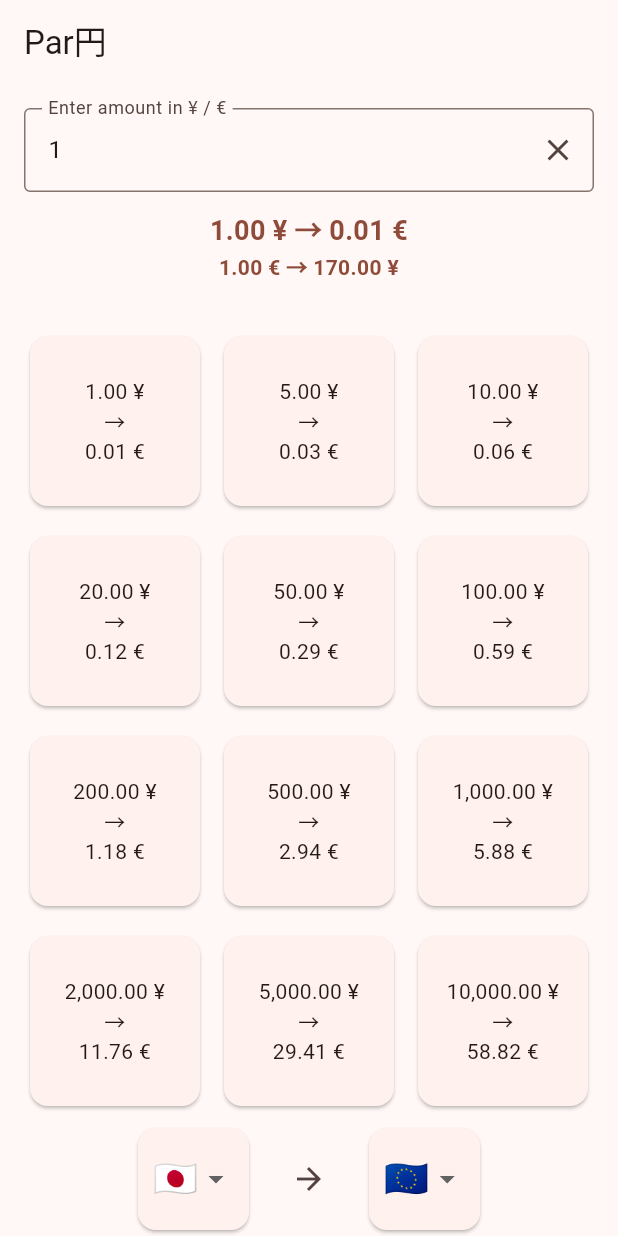
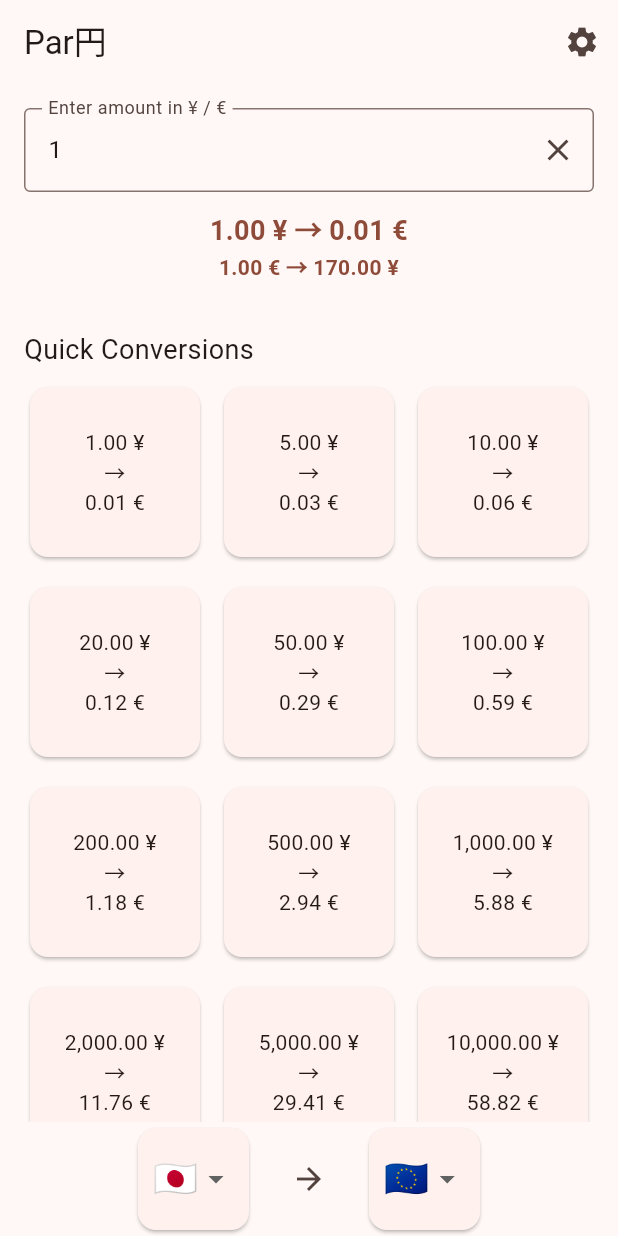
Before and after one commit to yurtemre7/paren, a Flutter app: the screen it shows after launch, on a phone screen of 412 x 824 dp. Run offline on Flutter 3.47's test engine with Material 3 defaults, Android fonts, the phone set to English and light mode, and no system bars; our stand-ins replace dio, get, shared_preferences; network calls fail.

Commit message:
add settings page & add title to conversions grid

```diff
--- a/lib/screens/home.dart
+++ b/lib/screens/home.dart
@@ -6,6 +6,7 @@ import 'package:get/get.dart';
 import 'package:paren/classes/currency.dart';
 import 'package:paren/providers/constants.dart';
 import 'package:paren/providers/paren.dart';
+import 'package:paren/screens/settings.dart';
 
 class Home extends StatefulWidget {
   const Home({super.key});
@@ -44,6 +45,16 @@ class _HomeState extends State<Home> {
       child: Scaffold(
         appBar: AppBar(
           title: const Text('Par円'),
+          actions: [
+            IconButton(
+              onPressed: () {
+                Get.to(() => const Settings());
+              },
+              icon: const Icon(
+                Icons.settings,
+              ),
+            ),
+          ],
         ),
         body: SafeArea(
           child: Obx(
@@ -199,8 +210,17 @@ class _HomeState extends State<Home> {
   Widget buildCurrencyTable(RxList<Currency> currencies) {
     return Container(
       padding: const EdgeInsets.all(16),
-      width: context.width * 2,
-      child: GridView.count(
+      child: Column(
+        crossAxisAlignment: CrossAxisAlignment.start,
+        children: [
+          const Text(
+            'Quick Conversions',
+            style: TextStyle(
+              fontSize: 18,
+            ),
+          ),
+          const SizedBox(height: 8),
+          GridView.count(
             physics: const NeverScrollableScrollPhysics(),
             crossAxisCount: 3,
             shrinkWrap: true,
@@ -235,6 +255,8 @@ class _HomeState extends State<Home> {
                   ),
                 );
               })
+            ],
+          ),
         ],
       ),
     );
```
Also changed, not shown: lib/screens/settings.dart (added, +19 -0 lines). Lines whose indentation alone changed are shown as unchanged.
